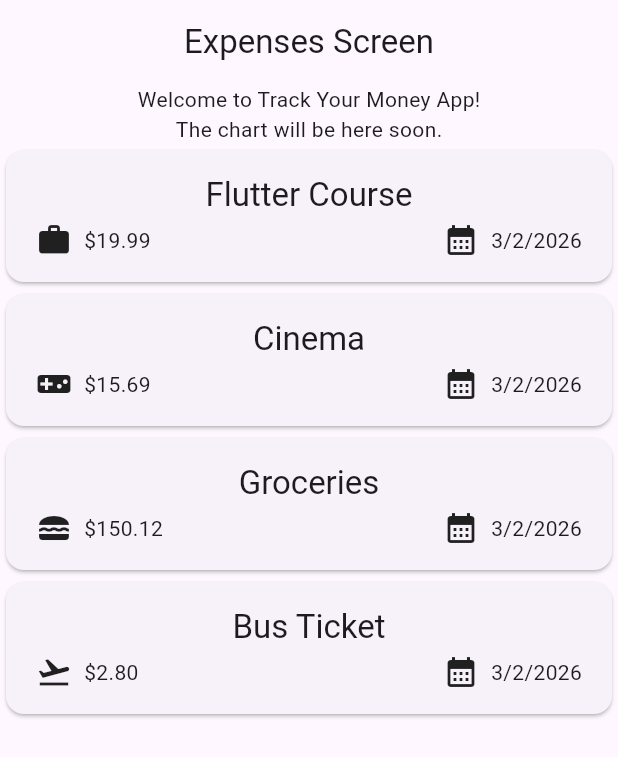
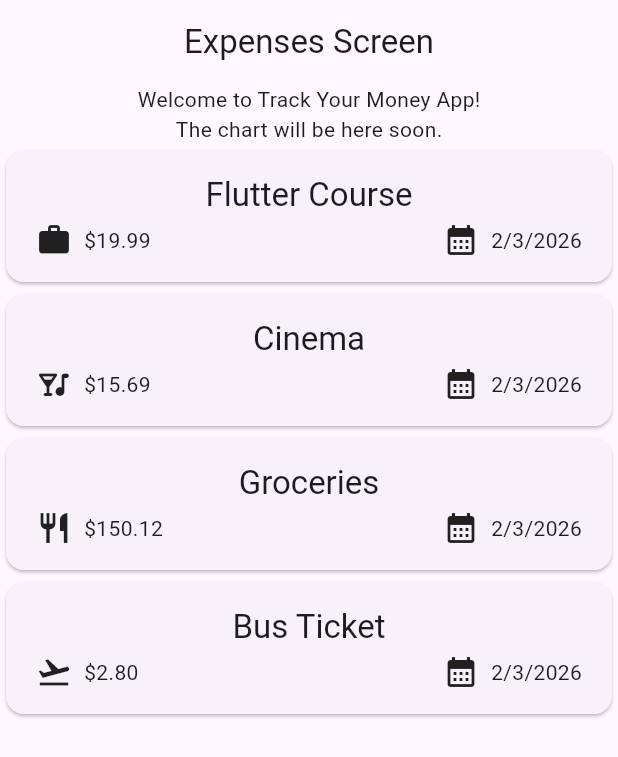
Before and after one commit to manolisfcb/TrackYourMonyApp, a Flutter app: the screen it shows after launch, on a phone screen of 412 x 824 dp. Shown: the top 757 px of the screen. Run offline on Flutter 3.47's test engine with Material 3 defaults, Android fonts, the phone set to English and light mode, and no system bars.

Commit message:
Add intl package for date formatting and update Expense model for formatted date display

```diff
--- a/track_your_mony_app/lib/models/expense.dart
+++ b/track_your_mony_app/lib/models/expense.dart
@@ -1,13 +1,18 @@
 import 'package:flutter/material.dart';
 import 'package:uuid/uuid.dart';
+import 'package:intl/intl.dart';
+
+final formatter = DateFormat.yMd();
+
+
 final Uuid uuid = Uuid();
 
 enum Category { food, travel, leisure, work }
 
 const categoryIcons = {
-  Category.food: Icons.lunch_dining,
+  Category.food: Icons.restaurant,
   Category.travel: Icons.flight_takeoff,
-  Category.leisure: Icons.videogame_asset,
+  Category.leisure: Icons.nightlife_rounded,
   Category.work: Icons.work,
 };
 
@@ -24,4 +29,9 @@ class Expense {
     required this.amount,
     required this.date,
   }): id = uuid.v4();
+
+  String get formattedDate {
+    return formatter.format(date);
+  }
+
 }
--- a/track_your_mony_app/lib/widgets/expense_item.dart
+++ b/track_your_mony_app/lib/widgets/expense_item.dart
@@ -1,3 +1,5 @@
+import 'dart:math';
+
 import 'package:flutter/cupertino.dart';
 import 'package:flutter/material.dart';
 import 'package:track_your_mony_app/models/expense.dart';
@@ -23,9 +25,7 @@ class ExpenseItem extends StatelessWidget {
             const SizedBox(height: 4),
             Row(
               children: [
-                Icon(categoryIcons[expense.category] != null
-                    ? categoryIcons[expense.category]!
-                    : Icons.help_outline),
+                Icon(categoryIcons[expense.category]),
                 const SizedBox(width: 8),
                 Text('\$${expense.amount.toStringAsFixed(2)}'),
                 const Spacer(),
@@ -33,7 +33,7 @@ class ExpenseItem extends StatelessWidget {
                   children: [
                     Icon(Icons.calendar_month),
                     const SizedBox(width: 8),
-                    Text('${expense.date.day}/${expense.date.month}/${expense.date.year}'),
+                    Text(expense.formattedDate),
 
                   ],
                 ),
--- a/track_your_mony_app/pubspec.yaml
+++ b/track_your_mony_app/pubspec.yaml
@@ -35,6 +35,7 @@ dependencies:
   # Use with the CupertinoIcons class for iOS style icons.
   cupertino_icons: ^1.0.8
   uuid: ^4.5.2
+  intl: ^0.20.2
 
 dev_dependencies:
   flutter_test:
```
Also changed, not shown: track_your_mony_app/pubspec.lock.
